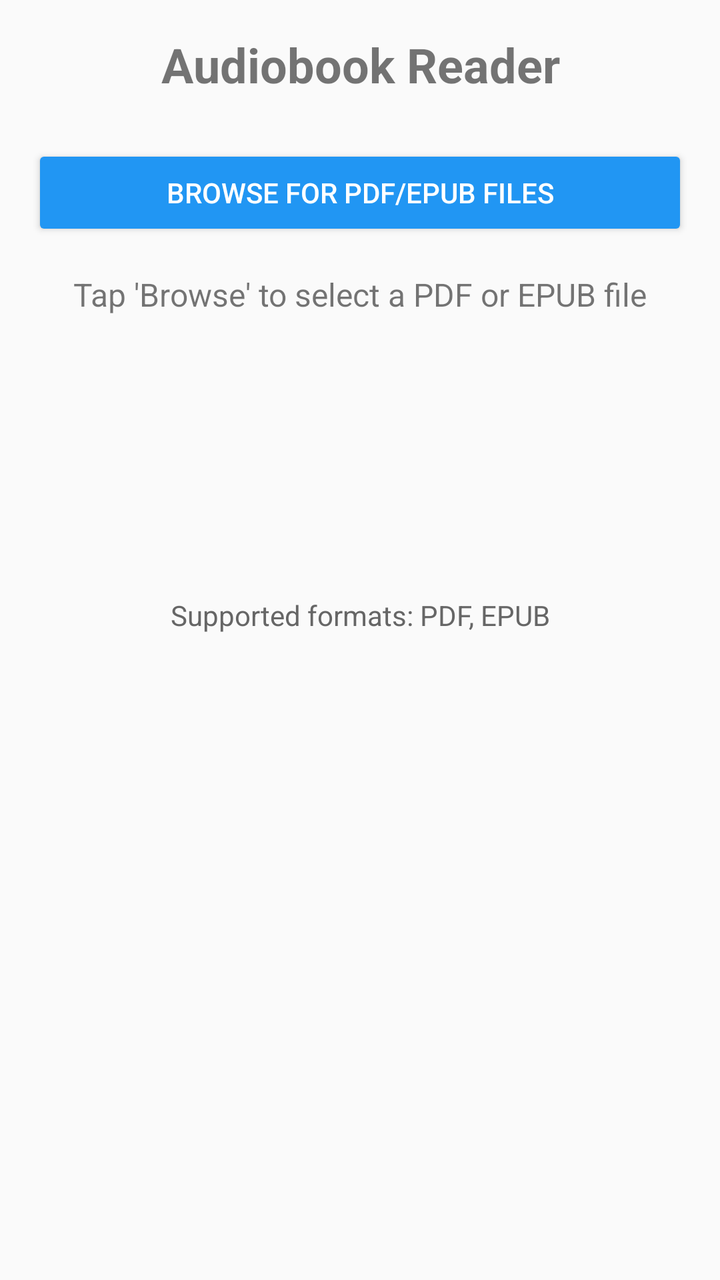
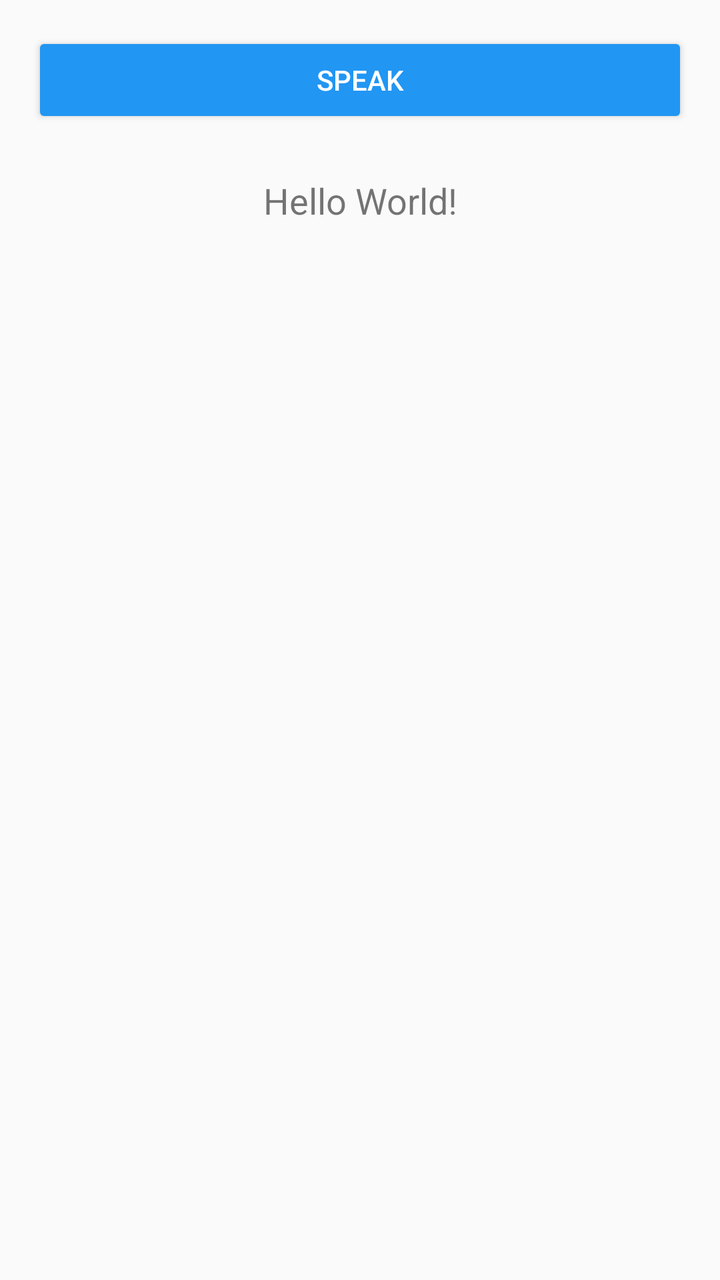

The first picture is an Android layout as it rendered before a commit; the second is the same layout after the commit. The layout source and the unified diff follow.
<!-- AndroidManifest.xml: application theme Theme.AppCompat.Light.NoActionBar -->
<!-- res/layout/activity_main.xml -->
<?xml version="1.0" encoding="utf-8"?>
<LinearLayout xmlns:android="http://schemas.android.com/apk/res/android"
    xmlns:app="http://schemas.android.com/apk/res-auto"
    xmlns:tools="http://schemas.android.com/tools"
    android:id="@+id/main_layout"
    android:layout_width="match_parent"
    android:layout_height="match_parent"
    android:orientation="vertical"
    android:padding="16dp"
    tools:context=".MainActivity">

    <TextView
        android:id="@+id/tvTitle"
        android:layout_width="match_parent"
        android:layout_height="wrap_content"
        android:text="Audiobook Reader"
        android:textSize="24sp"
        android:textStyle="bold"
        android:gravity="center"
        android:layout_marginBottom="24dp"/>

    <Button
        android:id="@+id/btnBrowse"
        android:layout_width="match_parent"
        android:layout_height="wrap_content"
        android:text="Browse for PDF/EPUB Files"
        android:backgroundTint="#2196F3"
        android:textColor="@android:color/white"
        android:layout_marginBottom="16dp"/>

    <TextView
        android:id="@+id/tvStatus"
        android:layout_width="match_parent"
        android:layout_height="wrap_content"
        android:text="Tap 'Browse' to select a PDF or EPUB file"
        android:textSize="16sp"
        android:gravity="center"
        android:layout_marginBottom="24dp"/>

    <ImageView
        android:id="@+id/ivIcon"
        android:layout_width="100dp"
        android:layout_height="100dp"
        android:layout_gravity="center_horizontal"
        android:src="@drawable/ic_audiobook"
        android:contentDescription="Audiobook icon"/>

    <TextView
        android:layout_width="match_parent"
        android:layout_height="wrap_content"
        android:text="Supported formats: PDF, EPUB"
        android:textSize="14sp"
        android:textColor="#666"
        android:gravity="center"
        android:layout_marginTop="16dp"/>

</LinearLayout>
<!-- resources referenced by this layout -->
<resources>

</resources>

<!-- the commit's change to res/layout/activity_main.xml (unified diff, before → after) -->
@@ -9,49 +9,21 @@
     android:padding="16dp"
     tools:context=".MainActivity">
 
-    <TextView
-        android:id="@+id/tvTitle"
+    <Button
+        android:id="@+id/speakButton"
         android:layout_width="match_parent"
         android:layout_height="wrap_content"
-        android:text="Audiobook Reader"
-        android:textSize="24sp"
-        android:textStyle="bold"
-        android:gravity="center"
+        android:text="Speak"
+        android:backgroundTint="#2196F3"
+        android:textColor="@android:color/white"
         android:layout_marginBottom="24dp"/>
 
-    <Button
-        android:id="@+id/btnBrowse"
+    <TextView
+        android:id="@+id/textView"
         android:layout_width="match_parent"
         android:layout_height="wrap_content"
-        android:text="Browse for PDF/EPUB Files"
-        android:backgroundTint="#2196F3"
-        android:textColor="@android:color/white"
-        android:layout_marginBottom="16dp"/>
-
-    <TextView
-        android:id="@+id/tvStatus"
-        android:layout_width="match_parent"
-        android:layout_height="wrap_content"
-        android:text="Tap 'Browse' to select a PDF or EPUB file"
-        android:textSize="16sp"
-        android:gravity="center"
-        android:layout_marginBottom="24dp"/>
-
-    <ImageView
-        android:id="@+id/ivIcon"
-        android:layout_width="100dp"
-        android:layout_height="100dp"
-        android:layout_gravity="center_horizontal"
-        android:src="@drawable/ic_audiobook"
-        android:contentDescription="Audiobook icon"/>
-
-    <TextView
-        android:layout_width="match_parent"
-        android:layout_height="wrap_content"
-        android:text="Supported formats: PDF, EPUB"
-        android:textSize="14sp"
-        android:textColor="#666"
-        android:gravity="center"
-        android:layout_marginTop="16dp"/>
+        android:text="Hello World!"
+        android:textSize="18sp"
+        android:gravity="center"/>
 
 </LinearLayout>
